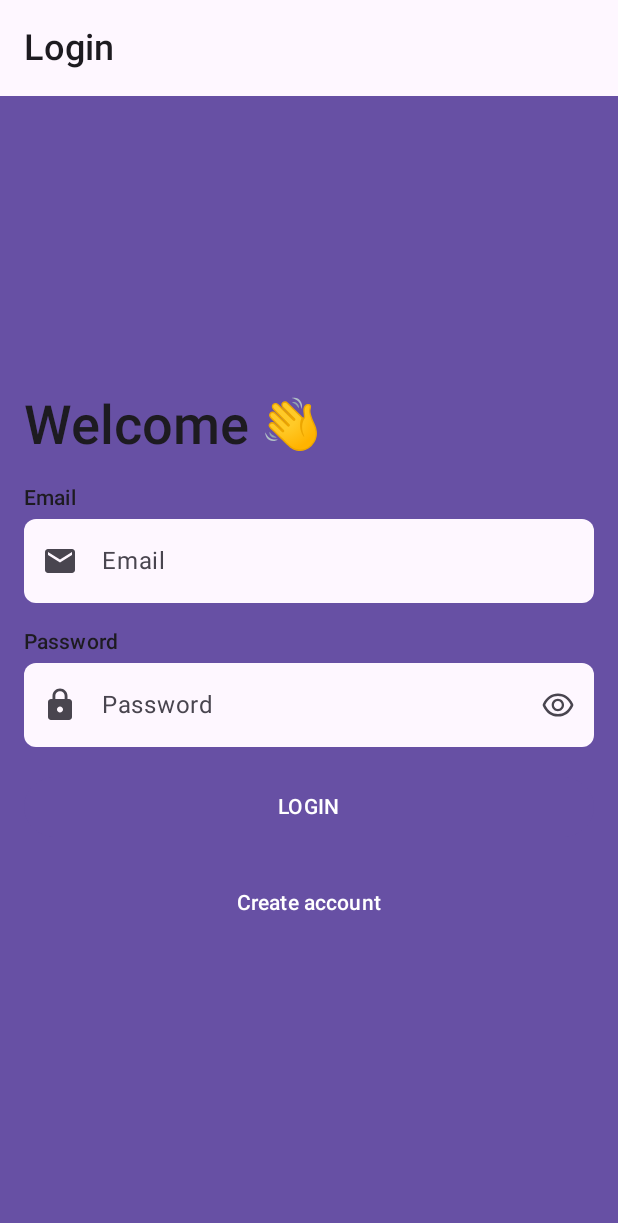
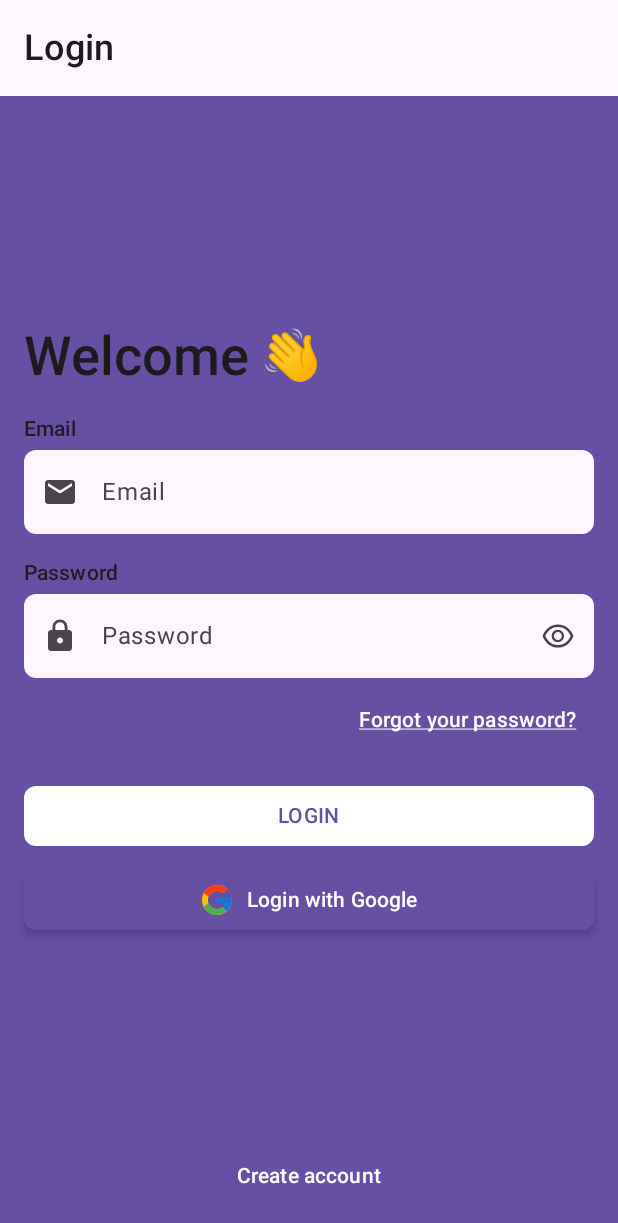
Before and after one commit to rodrigoliveirac/GymMateApp, an Android app built with Jetpack Compose: the composable AuthScreen shown on its own in the app's theme, on a phone screen of 412 x 824 dp. Shown: the top 1223 px of the screen. Run offline under Robolectric (Android 15) with nearby library versions, the phone set to English and light mode, and no system bars; our stand-ins replace Dagger/Hilt's generated code.

Commit message:
[imp/registration-ui] - adding external account ui component

```diff
--- a/app/src/main/java/com/rodcollab/gymmateapp/auth/domain/usecase/enums/SignPath.kt
+++ b/app/src/main/java/com/rodcollab/gymmateapp/auth/domain/usecase/enums/SignPath.kt
@@ -2,17 +2,20 @@ package com.rodcollab.gymmateapp.auth.domain.usecase.enums
 
 import com.rodcollab.gymmateapp.R
 
-sealed class SignPath(open val topBarTitle: Int, open val headlineScreen: Int, open val confirmBtnText: Int) {
+sealed class SignPath(open val topBarTitle: Int, open val headlineScreen: Int, open val confirmBtnText: Int, open val externalAccount: Int) {
     data class SignIn(
         override val topBarTitle: Int = R.string.sign_in,
         override val headlineScreen: Int = R.string.auth_welcome_text,
-        override val confirmBtnText: Int = R.string.auth_login_text_button
-    ) : SignPath(topBarTitle,headlineScreen,confirmBtnText)
+        override val confirmBtnText: Int = R.string.auth_login_text_button,
+        override val externalAccount: Int = R.string.auth_login_google_account
+
+    ) : SignPath(topBarTitle,headlineScreen,confirmBtnText, externalAccount)
     data class SignUp(
         override val topBarTitle: Int = R.string.sign_up,
         override val headlineScreen: Int = R.string.auth_new_account_text,
-        override val confirmBtnText: Int = R.string.auth_sign_up
-    ) : SignPath(topBarTitle, headlineScreen, confirmBtnText)
+        override val confirmBtnText: Int = R.string.auth_sign_up,
+        override val externalAccount: Int = R.string.auth_sign_up_google_account
+    ) : SignPath(topBarTitle, headlineScreen, confirmBtnText, externalAccount)
 
     companion object {
         fun getSignPath(name: String) : SignPath {
--- a/app/src/main/java/com/rodcollab/gymmateapp/auth/presentation/LoginScreen.kt
+++ b/app/src/main/java/com/rodcollab/gymmateapp/auth/presentation/LoginScreen.kt
@@ -91,6 +91,7 @@ fun AuthScreen(
                 AuthMainComponent(
                     displayToSignUpBtn = uiState.displayToSignUpBtn,
                     confirmBtnText = uiState.signPath.confirmBtnText,
+                    externalAccountBtn = uiState.signPath.externalAccount,
                     headlineScreen = uiState.signPath.headlineScreen,
                     email = email,
                     password = password,
--- a/app/src/main/java/com/rodcollab/gymmateapp/auth/presentation/components/AuthMainComponent.kt
+++ b/app/src/main/java/com/rodcollab/gymmateapp/auth/presentation/components/AuthMainComponent.kt
@@ -9,9 +9,11 @@ import androidx.compose.foundation.layout.fillMaxSize
 import androidx.compose.foundation.layout.fillMaxWidth
 import androidx.compose.foundation.layout.padding
 import androidx.compose.foundation.layout.size
+import androidx.compose.foundation.shape.RoundedCornerShape
 import androidx.compose.material.icons.Icons
 import androidx.compose.material.icons.filled.Email
 import androidx.compose.material3.Button
+import androidx.compose.material3.ButtonDefaults
 import androidx.compose.material3.MaterialTheme
 import androidx.compose.material3.Text
 import androidx.compose.material3.TextButton
@@ -26,6 +28,7 @@ import androidx.compose.ui.res.painterResource
 import androidx.compose.ui.res.stringResource
 import androidx.compose.ui.text.font.FontWeight
 import androidx.compose.ui.text.style.TextAlign
+import androidx.compose.ui.text.style.TextDecoration
 import androidx.compose.ui.unit.dp
 import com.rodcollab.gymmateapp.R
 import com.rodcollab.gymmateapp.auth.presentation.intent.AuthUiAction
@@ -37,6 +40,7 @@ import com.rodcollab.gymmateapp.core.ui.RepeatPasswordTextField
 fun AuthMainComponent(
     displayToSignUpBtn: Boolean,
     confirmBtnText: Int,
+    externalAccountBtn: Int,
     headlineScreen: Int,
     email: String,
     password: String,
@@ -53,6 +57,8 @@ fun AuthMainComponent(
         horizontalAlignment = Alignment.CenterHorizontally,
         verticalArrangement = Arrangement.Center
     ) {
+        Spacer(modifier = Modifier.weight(1f))
+
         Row(modifier = Modifier.fillMaxWidth(), verticalAlignment = Alignment.CenterVertically) {
             Text(
                 textAlign = TextAlign.Start,
@@ -81,6 +87,22 @@ fun AuthMainComponent(
             onChangeVisibility = { onAuthUiAction(AuthUiAction.OnShowPasswordClick) }
         ) { newPasswordValue -> onAuthUiAction(AuthUiAction.OnPasswordValueChange(newPasswordValue)) }
 
+        if(!isSignUp) {
+            Spacer(modifier = Modifier.size(4.dp))
+            TextButton(
+                modifier = Modifier.alpha(if (displayToSignUpBtn) 1.0f else 0f),
+                onClick = { }) {
+                Text(
+                    modifier = Modifier.fillMaxWidth(),
+                    textAlign = TextAlign.End,
+                    textDecoration = TextDecoration.Underline,
+                    color = MaterialTheme.colorScheme.onPrimary,
+                    text = stringResource(R.string.forgot_your_password),
+                )
+            }
+        }
+
+
         if (isSignUp) {
             Spacer(modifier = Modifier.size(16.dp))
             RepeatPasswordTextField(
@@ -90,11 +112,33 @@ fun AuthMainComponent(
             ) { newPasswordValue -> onAuthUiAction(AuthUiAction.OnPasswordValueChange(newPasswordValue)) }
         }
         Spacer(modifier = Modifier.size(16.dp))
-        Button(modifier = Modifier.fillMaxWidth(),
+
+        Button(
+            colors = ButtonDefaults.buttonColors(
+                containerColor = MaterialTheme.colorScheme.onPrimary,
+                contentColor = MaterialTheme.colorScheme.primary),
+            modifier = Modifier
+            .fillMaxWidth(),
+            shape = RoundedCornerShape(8.dp),
             onClick = { onAuthUiAction(AuthUiAction.OnConfirmClick) }) {
-            Text(text = stringResource(confirmBtnText))
+            Text(color = MaterialTheme.colorScheme.primary,text = stringResource(confirmBtnText))
         }
-        Spacer(modifier = Modifier.size(16.dp))
+        Spacer(modifier = Modifier.size(8.dp))
+        Button(
+            colors = ButtonDefaults.buttonColors(
+                containerColor = MaterialTheme.colorScheme.primary,
+                contentColor = MaterialTheme.colorScheme.onPrimary),
+            modifier = Modifier
+            .fillMaxWidth(),
+            shape = RoundedCornerShape(8.dp),
+            elevation = ButtonDefaults.buttonElevation(4.dp),
+            onClick = {  }) {
+            Image(modifier = Modifier.size(24.dp), painter = painterResource(id = R.drawable.ic_google), contentDescription = null)
+            Spacer(modifier = Modifier.size(8.dp))
+            Text(color = MaterialTheme.colorScheme.onPrimary,
+                text = stringResource(externalAccountBtn))
+        }
+        Spacer(modifier = Modifier.weight(1f))
         TextButton(
             modifier = Modifier.alpha(if (displayToSignUpBtn) 1.0f else 0f),
             onClick = { onAuthUiAction(AuthUiAction.GoToSignUp) }) {
--- /dev/null
+++ b/app/src/main/res/drawable/ic_google.xml
@@ -0,0 +1,22 @@
+<vector xmlns:android="http://schemas.android.com/apk/res/android"
+    android:width="24dp"
+    android:height="24dp"
+    android:viewportWidth="24"
+    android:viewportHeight="24">
+  <group>
+    <clip-path
+        android:pathData="M0,0h24v24h-24z"/>
+    <path
+        android:pathData="M21.806,10.042H21V10H12V14H17.652C16.827,16.329 14.611,18 12,18C8.686,18 6,15.314 6,12C6,8.686 8.686,6 12,6C13.53,6 14.921,6.577 15.981,7.519L18.809,4.691C17.023,3.026 14.634,2 12,2C6.477,2 2,6.477 2,12C2,17.522 6.477,22 12,22C17.522,22 22,17.522 22,12C22,11.33 21.931,10.675 21.806,10.042Z"
+        android:fillColor="#FFC107"/>
+    <path
+        android:pathData="M3.153,7.345L6.438,9.755C7.327,7.554 9.481,6 12,6C13.53,6 14.921,6.577 15.981,7.519L18.809,4.691C17.023,3.026 14.634,2 12,2C8.159,2 4.828,4.168 3.153,7.345Z"
+        android:fillColor="#FF3D00"/>
+    <path
+        android:pathData="M12,22C14.583,22 16.93,21.011 18.705,19.404L15.609,16.785C14.572,17.574 13.304,18.001 12,18C9.399,18 7.19,16.341 6.359,14.027L3.098,16.539C4.753,19.778 8.113,22 12,22Z"
+        android:fillColor="#4CAF50"/>
+    <path
+        android:pathData="M21.806,10.042H21V10H12V14H17.652C17.257,15.108 16.547,16.077 15.608,16.785L15.609,16.785L18.705,19.403C18.486,19.603 22,17 22,12C22,11.33 21.931,10.675 21.806,10.042Z"
+        android:fillColor="#1976D2"/>
+  </group>
+</vector>
--- a/app/src/main/res/values/strings.xml
+++ b/app/src/main/res/values/strings.xml
@@ -15,4 +15,7 @@
     <string name="loading_data_account">Loading Data Account</string>
     <string name="saving_new_data_account">Saving New Data Account</string>
     <string name="empty_text">\"\"</string>
+    <string name="auth_login_google_account">Login with Google</string>
+    <string name="auth_sign_up_google_account">Sign up with Google</string>
+    <string name="forgot_your_password">Forgot your password?</string>
 </resources>
```
